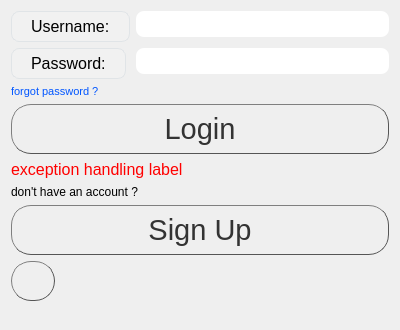
Above: LoginPage.ui from Arian-SK/Personal-Accounting-App before the change. Below: the same form after it.
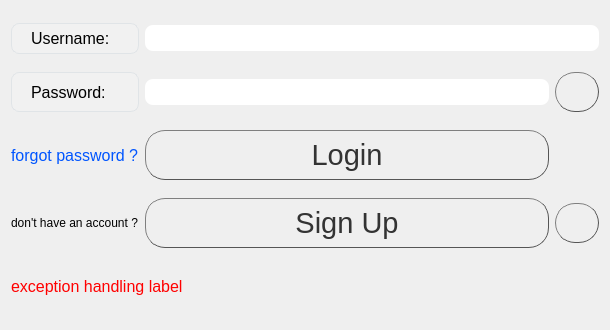
That is the form after the change.

Commit message: Made login and sign up 10X better

The edit to the form file:
```diff
--- a/LoginPage.ui
+++ b/LoginPage.ui
@@ -6,13 +6,13 @@
    <rect>
     <x>0</x>
     <y>0</y>
-    <width>400</width>
+    <width>610</width>
     <height>330</height>
    </rect>
   </property>
   <property name="minimumSize">
    <size>
-    <width>400</width>
+    <width>610</width>
     <height>330</height>
    </size>
   </property>
@@ -25,8 +25,41 @@
   <property name="windowTitle">
    <string>Form</string>
   </property>
-  <layout class="QFormLayout" name="formLayout_2">
-   <item row="1" column="0">
+  <layout class="QGridLayout" name="gridLayout">
+   <item row="1" column="2">
+    <widget class="QPushButton" name="buttonToggleEcho">
+     <property name="minimumSize">
+      <size>
+       <width>40</width>
+       <height>40</height>
+      </size>
+     </property>
+     <property name="styleSheet">
+      <string notr="true">QPushButton {
+color: #333;
+border: 1px solid #555;
+border-radius: 20px;
+border-style: outset;
+background: qradialgradient(
+cx: 0.3, cy: -0.4, fx: 0.3, fy: -0.4,
+radius: 1, stop: 0 #fff, stop: 1 #888
+);
+padding: 5px;
+}
+
+QPushButton:hover {
+background: qradialgradient(
+cx: 0.3, cy: -0.4, fx: 0.3, fy: -0.4,
+radius: 1.35, stop: 0 #fff, stop: 1 #bbb
+);
+}</string>
+     </property>
+     <property name="text">
+      <string/>
+     </property>
+    </widget>
+   </item>
+   <item row="0" column="0">
     <widget class="QLabel" name="labelUsername">
      <property name="font">
       <font>
@@ -47,32 +80,7 @@
      </property>
     </widget>
    </item>
-   <item row="1" column="1">
-    <widget class="QLineEdit" name="lineUsername">
-     <property name="styleSheet">
-      <string notr="true">QLineEdit {
-  border-radius: 8px;
-  padding: 5px 15px;
-}
-
-QLineEdit:hover {
-  border: 1px solid #e0e4e7;
-
-}
-
-QLineEdit::focus{
-  border: 1px solid #e0e4e7;
-}</string>
-     </property>
-     <property name="inputMask">
-      <string/>
-     </property>
-     <property name="text">
-      <string/>
-     </property>
-    </widget>
-   </item>
-   <item row="2" column="0">
+   <item row="1" column="0">
     <widget class="QLabel" name="labelPassword">
      <property name="font">
       <font>
@@ -93,7 +101,7 @@
      </property>
     </widget>
    </item>
-   <item row="2" column="1">
+   <item row="1" column="1">
     <widget class="QLineEdit" name="linePassword">
      <property name="styleSheet">
       <string notr="true">QLineEdit {
@@ -118,11 +126,69 @@
      </property>
     </widget>
    </item>
+   <item row="0" column="1" colspan="2">
+    <widget class="QLineEdit" name="lineUsername">
+     <property name="styleSheet">
+      <string notr="true">QLineEdit {
+  border-radius: 8px;
+  padding: 5px 15px;
+}
+
+QLineEdit:hover {
+  border: 1px solid #e0e4e7;
+
+}
+
+QLineEdit::focus{
+  border: 1px solid #e0e4e7;
+}</string>
+     </property>
+     <property name="inputMask">
+      <string/>
+     </property>
+     <property name="text">
+      <string/>
+     </property>
+    </widget>
+   </item>
+   <item row="6" column="2">
+    <widget class="QPushButton" name="buttonMute">
+     <property name="minimumSize">
+      <size>
+       <width>40</width>
+       <height>40</height>
+      </size>
+     </property>
+     <property name="styleSheet">
+      <string notr="true">QPushButton {
+color: #333;
+border: 1px solid #555;
+border-radius: 20px;
+border-style: outset;
+background: qradialgradient(
+cx: 0.3, cy: -0.4, fx: 0.3, fy: -0.4,
+radius: 1, stop: 0 #fff, stop: 1 #888
+);
+padding: 5px;
+}
+
+QPushButton:hover {
+background: qradialgradient(
+cx: 0.3, cy: -0.4, fx: 0.3, fy: -0.4,
+radius: 1.35, stop: 0 #fff, stop: 1 #bbb
+);
+}</string>
+     </property>
+     <property name="text">
+      <string/>
+     </property>
+    </widget>
+   </item>
    <item row="3" column="0">
     <widget class="QLabel" name="labelPassForgot">
      <property name="font">
       <font>
-       <pointsize>8</pointsize>
+       <pointsize>12</pointsize>
       </font>
      </property>
      <property name="cursor">
@@ -136,7 +202,7 @@
      </property>
     </widget>
    </item>
-   <item row="4" column="0" colspan="2">
+   <item row="3" column="1">
     <widget class="QPushButton" name="buttonLogin">
      <property name="minimumSize">
       <size>
@@ -178,29 +244,7 @@
      </property>
     </widget>
    </item>
-   <item row="6" column="0" colspan="2">
-    <widget class="QLabel" name="labelException">
-     <property name="font">
-      <font>
-       <pointsize>12</pointsize>
-      </font>
-     </property>
-     <property name="styleSheet">
-      <string notr="true">color: rgb(255, 0, 0);</string>
-     </property>
-     <property name="text">
-      <string>exception handling label</string>
-     </property>
-    </widget>
-   </item>
-   <item row="7" column="0" colspan="2">
-    <widget class="QLabel" name="label">
-     <property name="text">
-      <string>don't have an account ?</string>
-     </property>
-    </widget>
-   </item>
-   <item row="8" column="0" colspan="2">
+   <item row="6" column="1">
     <widget class="QPushButton" name="buttonSignUp">
      <property name="minimumSize">
       <size>
@@ -242,36 +286,31 @@
      </property>
     </widget>
    </item>
-   <item row="9" column="0">
-    <widget class="QPushButton" name="buttonMute">
-     <property name="minimumSize">
+   <item row="6" column="0">
+    <widget class="QLabel" name="label">
+     <property name="text">
+      <string>don't have an account ?</string>
+     </property>
+    </widget>
+   </item>
+   <item row="9" column="0" colspan="3">
+    <widget class="QLabel" name="labelException">
+     <property name="maximumSize">
       <size>
-       <width>40</width>
+       <width>16777215</width>
        <height>40</height>
       </size>
      </property>
+     <property name="font">
+      <font>
+       <pointsize>12</pointsize>
+      </font>
+     </property>
      <property name="styleSheet">
-      <string notr="true">QPushButton {
-color: #333;
-border: 1px solid #555;
-border-radius: 20px;
-border-style: outset;
-background: qradialgradient(
-cx: 0.3, cy: -0.4, fx: 0.3, fy: -0.4,
-radius: 1, stop: 0 #fff, stop: 1 #888
-);
-padding: 5px;
-}
-
-QPushButton:hover {
-background: qradialgradient(
-cx: 0.3, cy: -0.4, fx: 0.3, fy: -0.4,
-radius: 1.35, stop: 0 #fff, stop: 1 #bbb
-);
-}</string>
+      <string notr="true">color: rgb(255, 0, 0);</string>
      </property>
      <property name="text">
-      <string/>
+      <string>exception handling label</string>
      </property>
     </widget>
    </item>
```
The commit also changes 9 other files.
